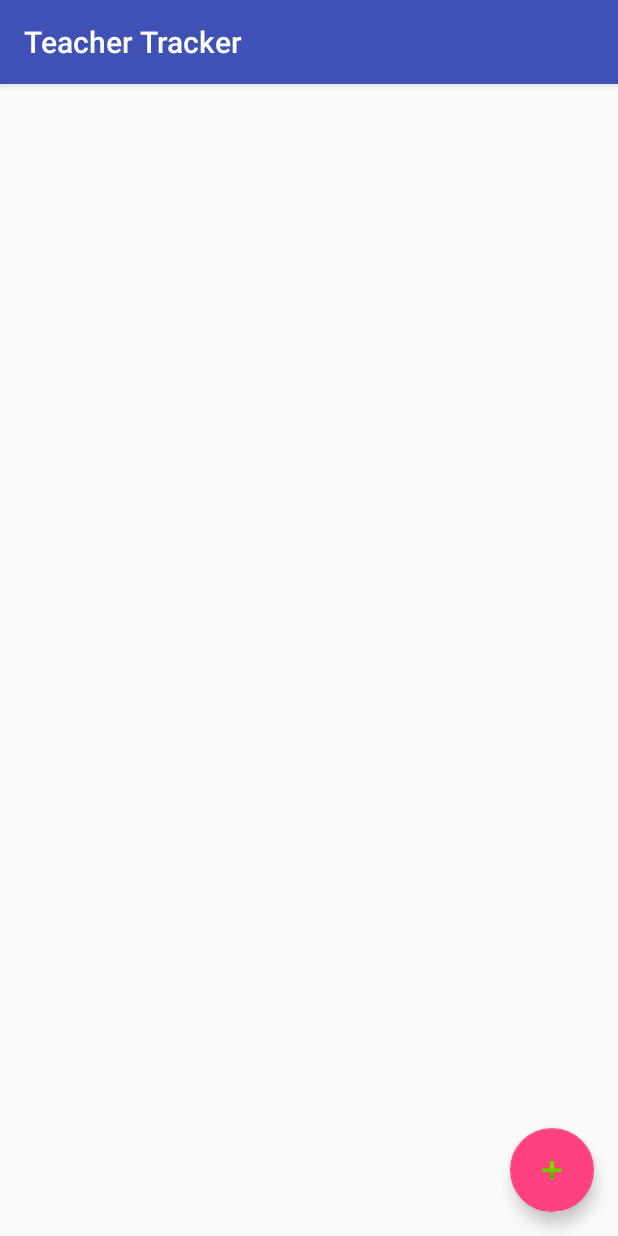
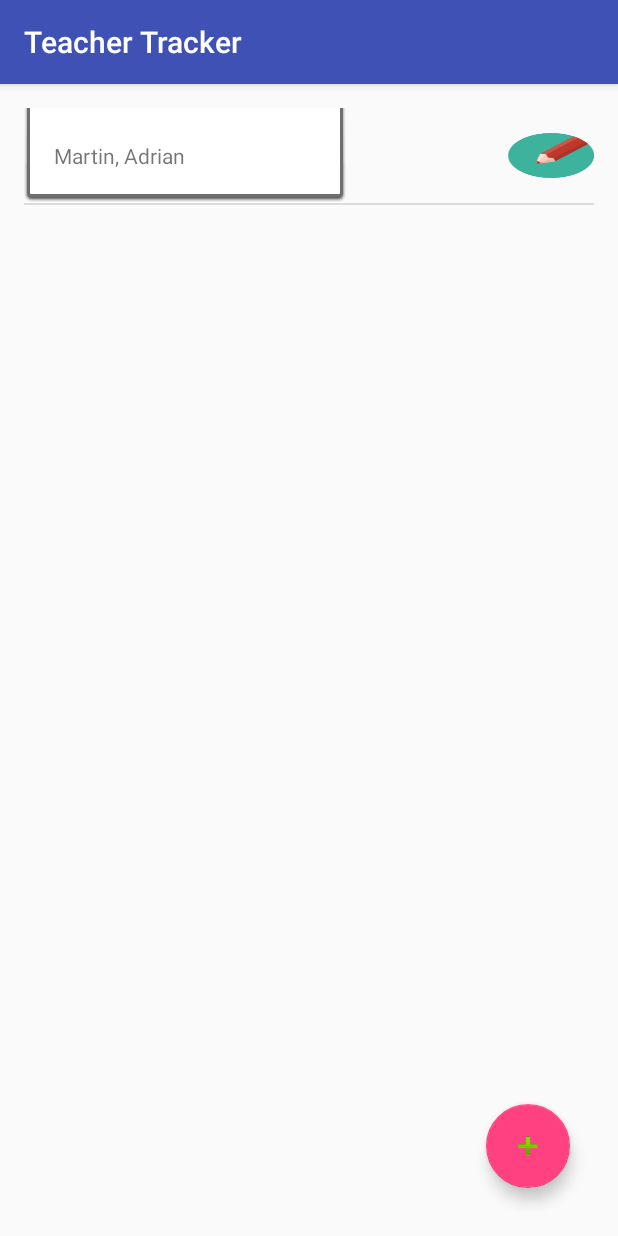
Before and after one commit to BeatProgramming/teacher_tracker, an Android app: the fragment ScoreFragment shown on its own in the app's theme, after a tap on an icon or button, on a phone screen of 412 x 824 dp. Run offline under Robolectric (Android 15) with nearby library versions, the phone set to English and light mode, and no system bars; 3 statements that could not run were skipped.

Commit message:
Fixed task and scores fragment views.
* Updated tasks layout to fill the size correctly.
* Modified database scripts to delete on cascade (PRAGMA enabling left).
* Updated scores layout.
* Fixed Score view implementation and adapter.
* A small refactoring on all adapters.

```diff
--- a/app/src/main/java/beatprogramming/github/com/teacker_tracker/adapter/ScoreAdapter.java
+++ b/app/src/main/java/beatprogramming/github/com/teacker_tracker/adapter/ScoreAdapter.java
@@ -1,6 +1,7 @@
 package beatprogramming.github.com.teacker_tracker.adapter;
 
 import android.content.Context;
+import android.util.Log;
 import android.view.LayoutInflater;
 import android.view.View;
 import android.view.ViewGroup;
@@ -13,13 +14,14 @@ import android.widget.TextView;
 import java.util.List;
 
 import beatprogramming.github.com.teacker_tracker.R;
+import beatprogramming.github.com.teacker_tracker.domain.Review;
 import beatprogramming.github.com.teacker_tracker.domain.Score;
 import beatprogramming.github.com.teacker_tracker.domain.Student;
 
 /**
  * Created by malkomich on 13/11/15.
  */
-public class ScoreAdapter extends ArrayAdapter implements View.OnClickListener {
+public class ScoreAdapter extends ArrayAdapter<Score> implements View.OnClickListener {
 
     private final String TAG = ScoreAdapter.class.getName();
 
@@ -28,11 +30,11 @@ public class ScoreAdapter extends ArrayAdapter implements View.OnClickListener {
     private final List<Student> studentList;
 
 
-    public ScoreAdapter(Context context, int resource, List students) {
+    public ScoreAdapter(Context context, int resource, List<Student> students) {
         super(context, resource);
         this.resource = resource;
         this.context = context;
-        this.studentList = students;
+        studentList = students;
     }
 
     @Override
@@ -48,7 +50,9 @@ public class ScoreAdapter extends ArrayAdapter implements View.OnClickListener {
         ImageView commentImageView = (ImageView) rowView.findViewById(R.id.item_score_comment);
 
         final Score score = (Score) getItem(position);
+
         Student student = score.getStudent();
+        Review review = score.getReview();
         Float scoreValue = score.getCalificacion();
         String comment = score.getComentario();
 
@@ -68,8 +72,7 @@ public class ScoreAdapter extends ArrayAdapter implements View.OnClickListener {
             public void onItemSelected(AdapterView<?> parent, View view, int position, long id) {
                 Student st = (Student) parent.getItemAtPosition(position);
                 score.setStudent(st);
-                studentList.remove(st);
-                notifyDataSetChanged();
+//                studentList.remove(st);
             }
 
             @Override
@@ -83,6 +86,8 @@ public class ScoreAdapter extends ArrayAdapter implements View.OnClickListener {
         scoreTextView.setOnClickListener(this);
 
         commentImageView.setOnClickListener(this);
+
+        Log.d(TAG, "getView, score: " + score.toString());
 
         return rowView;
     }
--- a/app/src/main/java/beatprogramming/github/com/teacker_tracker/domain/Review.java
+++ b/app/src/main/java/beatprogramming/github/com/teacker_tracker/domain/Review.java
@@ -73,4 +73,8 @@ public abstract class Review implements Serializable {
     public void setId(int id) {
         this.id = id;
     }
+
+    public String toString() {
+        return name + " (" + subject.toString() + ")";
+    }
 }
--- a/app/src/main/java/beatprogramming/github/com/teacker_tracker/domain/Score.java
+++ b/app/src/main/java/beatprogramming/github/com/teacker_tracker/domain/Score.java
@@ -63,4 +63,9 @@ public class Score implements Serializable {
     public void setReview(Review review) {
         this.review = review;
     }
+
+    @Override
+    public String toString() {
+        return ((student != null) ? student.toString() : "New student") + " (" + ((review != null) ? review.toString() : "New review") + ") --> " + calificacion;
+    }
 }
--- a/app/src/main/java/beatprogramming/github/com/teacker_tracker/domain/Student.java
+++ b/app/src/main/java/beatprogramming/github/com/teacker_tracker/domain/Student.java
@@ -52,4 +52,9 @@ public class Student implements Serializable{
     public void setId(int id) {
         this.id = id;
     }
+
+    @Override
+    public String toString() {
+        return surname + ", " + name;
+    }
 }
--- a/app/src/main/java/beatprogramming/github/com/teacker_tracker/domain/Task.java
+++ b/app/src/main/java/beatprogramming/github/com/teacker_tracker/domain/Task.java
@@ -66,6 +66,6 @@ public class Task implements Serializable {
     }
 
     public String toString() {
-        return nombre + " (" + subject.toString() + ")";
+        return nombre;
     }
 }
--- a/app/src/main/java/beatprogramming/github/com/teacker_tracker/fragments/ScoreFragment.java
+++ b/app/src/main/java/beatprogramming/github/com/teacker_tracker/fragments/ScoreFragment.java
@@ -3,6 +3,7 @@ package beatprogramming.github.com.teacker_tracker.fragments;
 import android.os.Bundle;
 import android.support.design.widget.FloatingActionButton;
 import android.support.v4.app.ListFragment;
+import android.util.Log;
 import android.view.LayoutInflater;
 import android.view.View;
 import android.view.ViewGroup;
@@ -35,7 +36,6 @@ public class ScoreFragment extends ListFragment implements ScoreView {
 
     private ProgressBar progressBar;
 
-    private List<Score> items;
     private ScoreAdapter adapter;
 
     public static ScoreFragment newInstance(Review review) {
@@ -94,9 +94,12 @@ public class ScoreFragment extends ListFragment implements ScoreView {
 
     @Override
     public void setItems(List<Score> items) {
-        this.items = items;
-        if(adapter != null)
+
+        if(adapter != null) {
+            Log.d(TAG, "setItems, " + items.size() + " Score items added.");
             adapter.addAll(items);
+            adapter.notifyDataSetChanged();
+        }
     }
 
     @Override
@@ -113,15 +116,14 @@ public class ScoreFragment extends ListFragment implements ScoreView {
 
     @Override
     public void newItem() {
-        items.add(new Score());
-        ScoreAdapter adapter = ((ScoreAdapter) getListAdapter());
+        adapter.add(new Score());
         adapter.notifyDataSetChanged();
-        setSelection(adapter.getCount() - 1);
     }
 
     @Override
     public void createAdapter(List<Student> studentList) {
         adapter = new ScoreAdapter(getContext(), R.layout.listview_score_row, studentList);
+        setListAdapter(adapter);
     }
 
 }
--- a/app/src/main/java/beatprogramming/github/com/teacker_tracker/fragments/SubjectFragment.java
+++ b/app/src/main/java/beatprogramming/github/com/teacker_tracker/fragments/SubjectFragment.java
@@ -10,6 +10,7 @@ import android.view.ViewGroup;
 import android.widget.ListView;
 import android.widget.ProgressBar;
 
+import java.util.ArrayList;
 import java.util.List;
 
 import beatprogramming.github.com.teacker_tracker.R;
--- a/app/src/main/java/beatprogramming/github/com/teacker_tracker/persistence/ScoreDaoImpl.java
+++ b/app/src/main/java/beatprogramming/github/com/teacker_tracker/persistence/ScoreDaoImpl.java
@@ -184,8 +184,11 @@ public class ScoreDaoImpl implements ScoreDao {
      */
     @Override
     public void findScoreByReview(Review review, OnLoadFinishListener listener) {
+
         sqldb = db.getReadableDatabase();
+
         Log.d(TAG, "findScoreByReview, review: " + review.toString());
+
         c = sqldb.rawQuery(FINDBYREVIEW, new String[]{Integer.toString(review.getId())});
         //Lista de reviews
         List scores = new ArrayList<Score>();
@@ -217,6 +220,7 @@ public class ScoreDaoImpl implements ScoreDao {
 
             }while(c.moveToNext());
         }
+
         Log.d(TAG, "findScoreByReview, numero de scores: " + scores.size());
 
         listener.onLoadFinish(scores);
--- a/app/src/main/res/layout/fragment_listview.xml
+++ b/app/src/main/res/layout/fragment_listview.xml
@@ -4,7 +4,9 @@
     android:layout_width="match_parent"
     android:layout_height="match_parent"
     android:paddingLeft="@dimen/activity_horizontal_margin"
-    android:paddingTop="@dimen/activity_vertical_margin">
+    android:paddingRight="@dimen/activity_horizontal_margin"
+    android:paddingTop="@dimen/activity_vertical_margin"
+    android:paddingBottom="@dimen/activity_vertical_margin">
 
     <ListView
         android:id="@android:id/list"
--- a/app/src/main/res/layout/fragment_review_update.xml
+++ b/app/src/main/res/layout/fragment_review_update.xml
@@ -90,7 +90,7 @@
                 android:layout_height="wrap_content"
                 android:clickable="true"
                 android:layout_weight=".5"
-                android:text="@string/taskDate" />
+                android:text="@string/dateField" />
 
             <TextView
                 android:id="@+id/taskHour"
@@ -98,7 +98,7 @@
                 android:layout_height="wrap_content"
                 android:clickable="true"
                 android:layout_weight=".5"
-                android:text="@string/taskHour" />
+                android:text="@string/hourField" />
 
         </LinearLayout>
 
--- a/app/src/main/res/layout/fragment_task_update.xml
+++ b/app/src/main/res/layout/fragment_task_update.xml
@@ -34,7 +34,7 @@
                 android:layout_height="wrap_content"
                 android:layout_weight=".5"
                 android:clickable="true"
-                android:text="@string/taskDate" />
+                android:text="@string/dateField" />
 
             <TextView
                 android:id="@+id/taskHour"
@@ -42,7 +42,7 @@
                 android:layout_height="wrap_content"
                 android:layout_weight=".5"
                 android:clickable="true"
-                android:text="@string/taskHour" />
+                android:text="@string/hourField" />
 
         </LinearLayout>
 
--- a/app/src/main/res/layout/listview_main_row.xml
+++ b/app/src/main/res/layout/listview_main_row.xml
@@ -15,7 +15,7 @@
         android:layout_width="230dp"
         android:layout_height="wrap_content"
         android:text="New Text"
-        android:id="@+id/subject_main"
+        android:id="@+id/task_main"
         android:layout_alignParentTop="true"
         android:layout_toRightOf="@+id/hour_main"
         android:textAppearance="@android:style/TextAppearance.Holo.Large"
@@ -26,7 +26,7 @@
         android:layout_height="wrap_content"
         android:text="New Text"
         android:id="@+id/classroom_main"
-        android:layout_below="@+id/subject_main"
+        android:layout_below="@+id/task_main"
         android:layout_toRightOf="@+id/hour_main"
         android:layout_alignParentBottom="true" />
 
--- a/app/src/main/res/layout/listview_score_row.xml
+++ b/app/src/main/res/layout/listview_score_row.xml
@@ -1,32 +1,37 @@
 <LinearLayout xmlns:android="http://schemas.android.com/apk/res/android"
     android:layout_width="match_parent"
     android:layout_height="match_parent"
-    android:orientation="horizontal"
-    android:paddingBottom="@dimen/activity_vertical_margin"
-    android:paddingLeft="@dimen/activity_horizontal_margin"
-    android:paddingRight="@dimen/activity_horizontal_margin"
-    android:paddingTop="@dimen/activity_vertical_margin">
+    android:orientation="horizontal">
 
     <Spinner
         android:id="@+id/item_score_student"
+        android:background="@android:drawable/spinner_dropdown_background"
         android:layout_width="wrap_content"
         android:layout_height="wrap_content"
-        android:layout_weight=".7"
-        android:background="@android:drawable/btn_dropdown"
-        android:spinnerMode="dropdown" />
+        android:layout_marginEnd="@dimen/activity_horizontal_margin"
+        android:layout_marginRight="@dimen/activity_horizontal_margin"
+        android:layout_weight=".5"
+        android:prompt="@string/student_spinner"
+        android:spinnerMode="dialog" />
 
     <TextView
         android:id="@+id/item_score_score"
         android:layout_width="wrap_content"
         android:layout_height="wrap_content"
-        android:layout_weight=".2"
-        android:clickable="true" />
+        android:layout_marginEnd="@dimen/activity_horizontal_margin"
+        android:layout_marginLeft="@dimen/activity_horizontal_margin"
+        android:layout_marginRight="@dimen/activity_horizontal_margin"
+        android:layout_marginStart="@dimen/activity_horizontal_margin"
+        android:layout_weight=".3"
+        android:clickable="true"
+        android:minWidth="20dp" />
 
     <ImageView
         android:id="@+id/item_score_comment"
         android:layout_width="30dp"
         android:layout_height="30dp"
-        android:layout_weight=".1"
+        android:layout_gravity="center_vertical"
+        android:layout_weight=".2"
         android:background="@drawable/note" />
 
 </LinearLayout>
```
Also changed, not shown: app/src/main/java/beatprogramming/github/com/teacker_tracker/ScriptBD.java (+10 -10 lines), app/src/main/java/beatprogramming/github/com/teacker_tracker/adapter/ReviewAdapter.java (+8 -6 lines), app/src/main/java/beatprogramming/github/com/teacker_tracker/adapter/StudentAdapter.java (+5 -6 lines), app/src/main/java/beatprogramming/github/com/teacker_tracker/adapter/SubjectAdapter.java (+6 -3 lines), app/src/main/java/beatprogramming/github/com/teacker_tracker/adapter/TaskAdapter.java (+9 -7 lines), app/src/main/res/layout/listview_task_row.xml (+16 -5 lines), app/src/main/res/values/strings.xml (+21 -14 lines), 2 other files.
